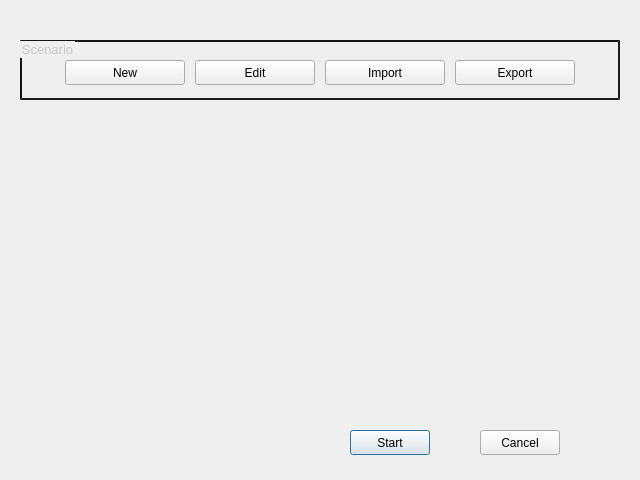
Qt form ui/dialogmainmenu.ui (ignmiz/ATC_Console) before a commit.
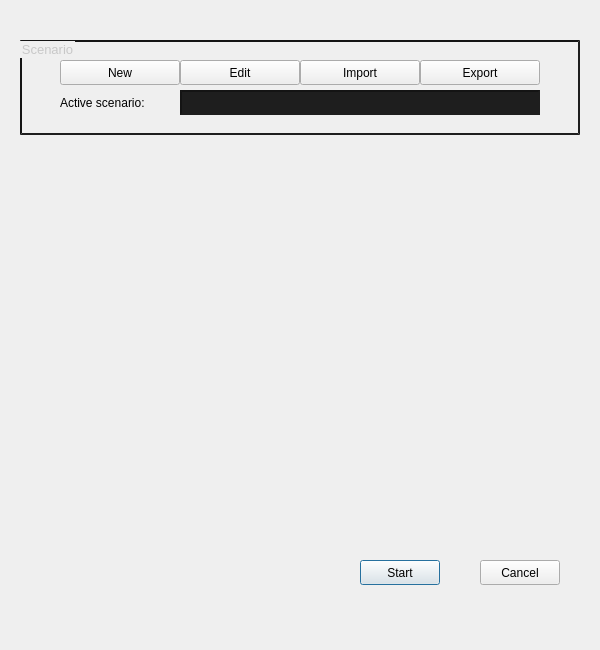
The same form after that commit.

Commit message: Implemented active scenario announcer

What changed in the file:
```diff
--- a/ui/dialogmainmenu.ui
+++ b/ui/dialogmainmenu.ui
@@ -6,8 +6,8 @@
    <rect>
     <x>0</x>
     <y>0</y>
-    <width>640</width>
-    <height>480</height>
+    <width>600</width>
+    <height>650</height>
    </rect>
   </property>
   <property name="windowTitle">
@@ -16,8 +16,8 @@
   <widget class="QPushButton" name="buttonStart">
    <property name="geometry">
     <rect>
-     <x>350</x>
-     <y>430</y>
+     <x>360</x>
+     <y>560</y>
      <width>80</width>
      <height>25</height>
     </rect>
@@ -30,7 +30,7 @@
    <property name="geometry">
     <rect>
      <x>480</x>
-     <y>430</y>
+     <y>560</y>
      <width>80</width>
      <height>25</height>
     </rect>
@@ -44,8 +44,8 @@
     <rect>
      <x>20</x>
      <y>40</y>
-     <width>600</width>
-     <height>60</height>
+     <width>560</width>
+     <height>95</height>
     </rect>
    </property>
    <property name="styleSheet">
@@ -64,7 +64,7 @@
    <widget class="QPushButton" name="buttonEditSimulation">
     <property name="geometry">
      <rect>
-      <x>175</x>
+      <x>160</x>
       <y>20</y>
       <width>120</width>
       <height>25</height>
@@ -77,7 +77,7 @@
    <widget class="QPushButton" name="buttonExportSimulation">
     <property name="geometry">
      <rect>
-      <x>435</x>
+      <x>400</x>
       <y>20</y>
       <width>120</width>
       <height>25</height>
@@ -90,7 +90,7 @@
    <widget class="QPushButton" name="buttonNewSimulation">
     <property name="geometry">
      <rect>
-      <x>45</x>
+      <x>40</x>
       <y>20</y>
       <width>120</width>
       <height>25</height>
@@ -103,7 +103,7 @@
    <widget class="QPushButton" name="buttonImportSimulation">
     <property name="geometry">
      <rect>
-      <x>305</x>
+      <x>280</x>
       <y>20</y>
       <width>120</width>
       <height>25</height>
@@ -113,6 +113,43 @@
      <string>Import</string>
     </property>
    </widget>
+   <widget class="QLabel" name="labelActiveScenario">
+    <property name="geometry">
+     <rect>
+      <x>40</x>
+      <y>50</y>
+      <width>110</width>
+      <height>25</height>
+     </rect>
+    </property>
+    <property name="text">
+     <string>Active scenario:</string>
+    </property>
+    <property name="alignment">
+     <set>Qt::AlignLeading|Qt::AlignLeft|Qt::AlignVCenter</set>
+    </property>
+   </widget>
+   <widget class="QLineEdit" name="lineEditActiveScenario">
+    <property name="geometry">
+     <rect>
+      <x>160</x>
+      <y>50</y>
+      <width>360</width>
+      <height>25</height>
+     </rect>
+    </property>
+    <property name="styleSheet">
+     <string notr="true">QLineEdit
+{
+	color: #c8c8c8;
+	background-color: #1e1e1e;
+	border-style: inset;
+	border-width: 2px;
+	border-color: #141414;
+	font: 13px;
+}</string>
+    </property>
+   </widget>
   </widget>
  </widget>
  <resources/>
```
The commit also changes 6 other files.
